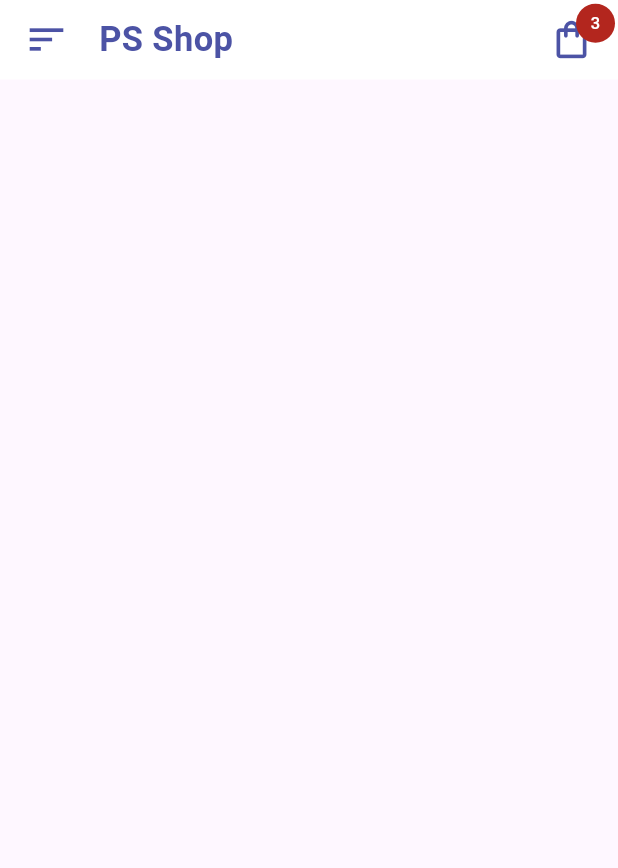
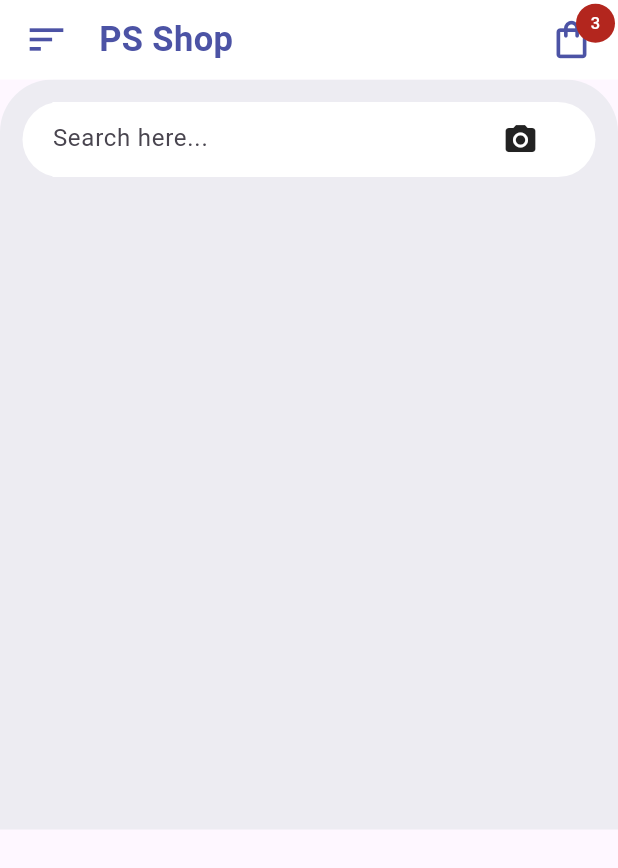
Before and after one commit to Pamod1478/E-Commerce-App, a Flutter app: the screen it shows after launch, on a phone screen of 412 x 824 dp. Shown: the top 868 px of the screen. Run offline on Flutter 3.47's test engine with Material 3 defaults, Android fonts, the phone set to English and light mode, and no system bars.

Commit message:
addd text label and add icons

```diff
--- a/lib/pages/homepage.dart
+++ b/lib/pages/homepage.dart
@@ -12,10 +12,47 @@ class HomePage extends StatelessWidget {
           preferredSize: Size.fromHeight(80),
           child: HomeAppBar(),
         ),
-        body: ListView(
-          children: [
-            // Add your page content here
-          ],
+        body: Container(
+          height: 500,
+          padding: EdgeInsets.only(top: 15),
+          decoration: BoxDecoration(
+            color: Color(0xFFEDECF2),
+            borderRadius: BorderRadius.only(
+              topLeft: Radius.circular(35),
+              topRight: Radius.circular(35),
+            ),
+          ),
+          child: Column(
+            children: [
+              Container(
+                margin: EdgeInsets.symmetric(horizontal: 15),
+                padding: EdgeInsets.symmetric(horizontal: 15),
+                height: 50,
+                decoration: BoxDecoration(
+                  color: Colors.white,
+                  borderRadius: BorderRadius.circular(30),
+                ),
+                child: Row(
+                  children: [
+                    Container(
+                      margin: EdgeInsets.only(left: 5),
+                      height: 50,
+                      width: 300,
+                      color: Colors.white,
+                      child: TextFormField(
+                        decoration: InputDecoration(
+                          border: InputBorder.none,
+                          hintText: "Search here...",
+                        ),
+                      ),
+                    ),
+                    Icon(Icons.camera_alt),
+                  ],
+                ),
+              ),
+              // Add more widgets here if needed
+            ],
+          ),
         ),
       ),
     );
```
